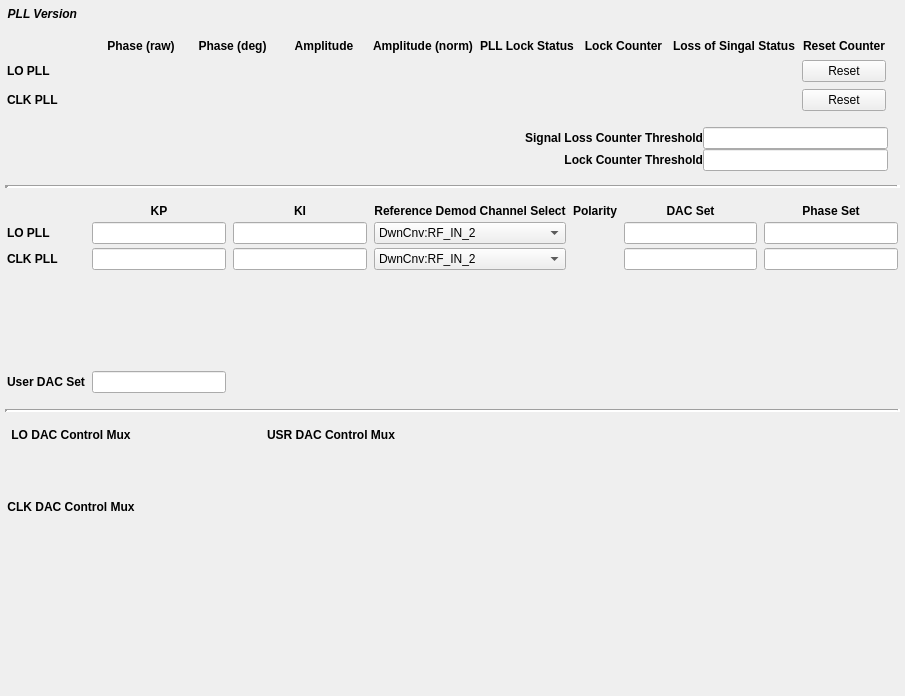
Qt form pll.ui (cristinasewell/ATCA_PyDM_Screens) before a commit.
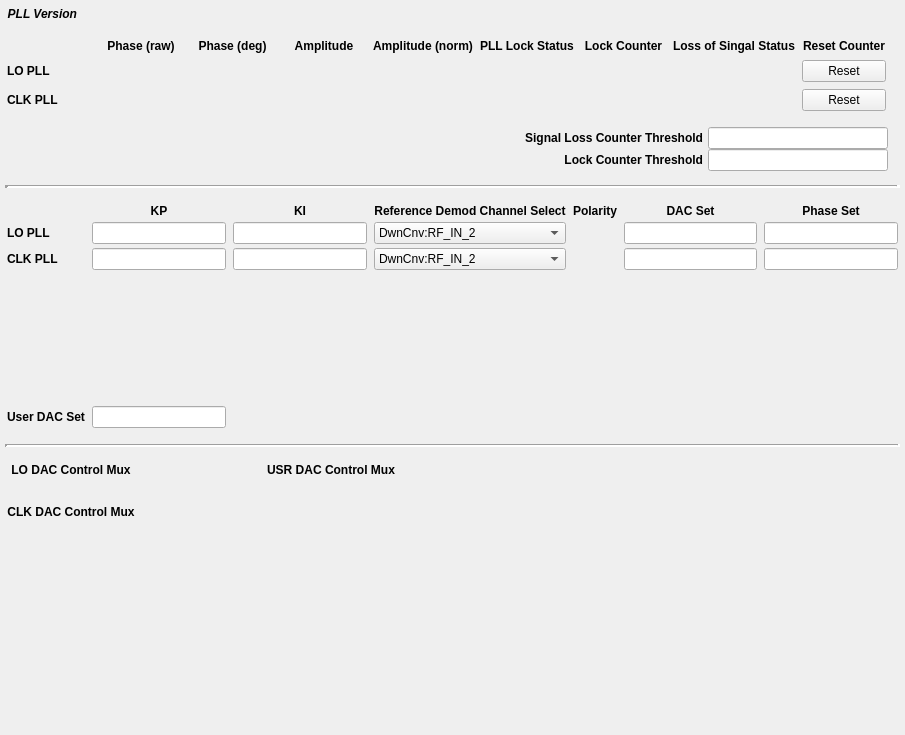
The same form after that commit. Custom widgets are drawn as their Qt base class.

Commit message: Change EnumButton orientation

Patch:
```diff
--- a/pll.ui
+++ b/pll.ui
@@ -7,7 +7,7 @@
     <x>0</x>
     <y>0</y>
     <width>905</width>
-    <height>696</height>
+    <height>735</height>
    </rect>
   </property>
   <property name="windowTitle">
@@ -1089,7 +1089,7 @@
       </widget>
      </item>
      <item>
-      <spacer name="verticalSpacer_4">
+      <spacer name="verticalSpacer">
        <property name="orientation">
         <enum>Qt::Vertical</enum>
        </property>
@@ -1105,14 +1105,14 @@
    </item>
    <item row="2" column="2">
     <layout class="QGridLayout" name="gridLayout_5">
+     <property name="horizontalSpacing">
+      <number>5</number>
+     </property>
+     <property name="verticalSpacing">
+      <number>-1</number>
+     </property>
      <item row="1" column="1">
       <widget class="PyDMLineEdit" name="PyDMLineEdit_15">
-       <property name="sizePolicy">
-        <sizepolicy hsizetype="Expanding" vsizetype="Minimum">
-         <horstretch>0</horstretch>
-         <verstretch>0</verstretch>
-        </sizepolicy>
-       </property>
        <property name="toolTip">
         <string/>
        </property>
@@ -1126,12 +1126,6 @@
      </item>
      <item row="0" column="1">
       <widget class="PyDMLineEdit" name="PyDMLineEdit_14">
-       <property name="sizePolicy">
-        <sizepolicy hsizetype="Expanding" vsizetype="Minimum">
-         <horstretch>0</horstretch>
-         <verstretch>0</verstretch>
-        </sizepolicy>
-       </property>
        <property name="toolTip">
         <string/>
        </property>
@@ -1330,19 +1324,6 @@
        </property>
       </widget>
      </item>
-     <item>
-      <spacer name="verticalSpacer">
-       <property name="orientation">
-        <enum>Qt::Vertical</enum>
-       </property>
-       <property name="sizeHint" stdset="0">
-        <size>
-         <width>20</width>
-         <height>40</height>
-        </size>
-       </property>
-      </spacer>
-     </item>
     </layout>
    </item>
    <item row="2" column="1">
```
Left out of the diff: 54 changed lines with no effect on the pictures.
